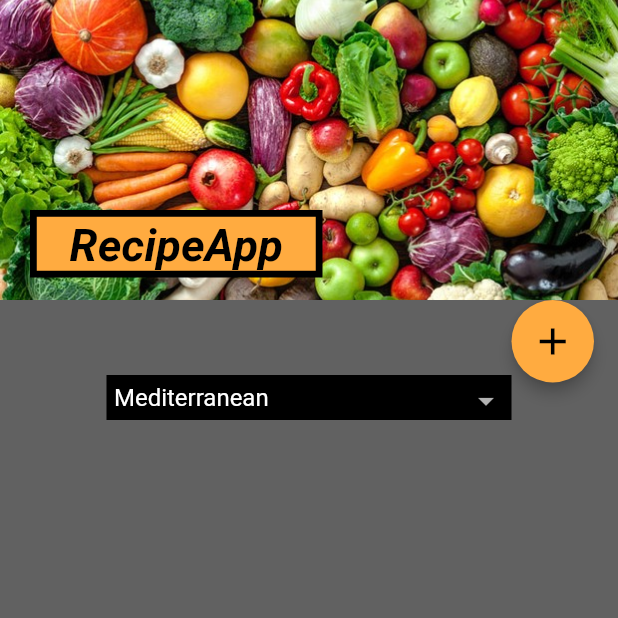
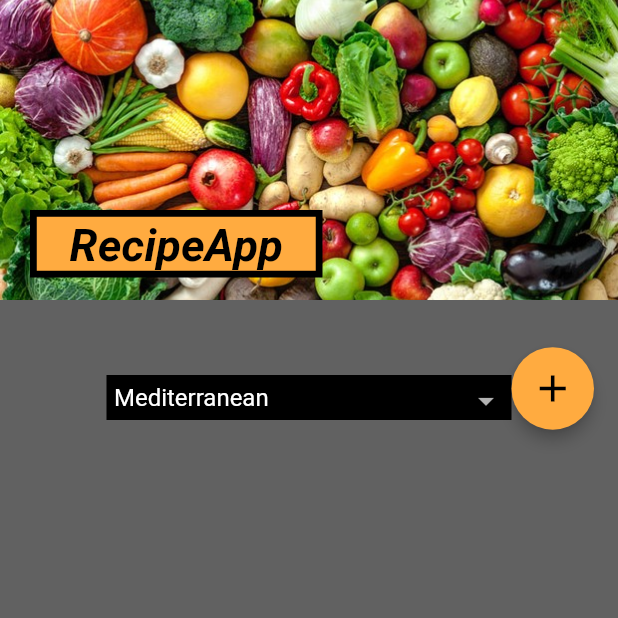
Before and after one commit to sueyz/recipe_app, a Flutter app: the screen it shows after launch, on a phone screen of 412 x 824 dp, the top half of it. Run offline on Flutter 3.47's test engine with Material 2 defaults, Android fonts, the phone set to English and light mode, and no system bars; our stand-ins replace image_picker, shared_preferences, sqflite; accounts and stored records are empty.

Commit message:
[] fixed floating action button

```diff
--- a/lib/src/collapsing_layout.dart
+++ b/lib/src/collapsing_layout.dart
@@ -533,7 +533,7 @@ class _CollapsingLayoutState extends State<CollapsingLayout> {
     } else if (temp == 5) {
       return MediaQuery.of(context).size.height - 115;
     }
-    return MediaQuery.of(context).size.height - 160;
+    return MediaQuery.of(context).size.height/1.29;
   }
 
   MaterialAccentColor getPos(pos) {
--- a/lib/src/sliver_fab.dart
+++ b/lib/src/sliver_fab.dart
@@ -53,7 +53,7 @@ class SliverFabState extends State<SliverContainer> {
   Widget _buildFab() {
     // final topMarginAdjustVal =
     //     Theme.of(context).platform == TargetPlatform.iOS ? 12.0 : -4.0;
-    final double defaultTopMargin = widget.expandedHeight;
+    final double defaultTopMargin = MediaQuery.of(context).size.height/3.56;
 
     double top = defaultTopMargin;
     double scale = 1.0;
@@ -68,10 +68,10 @@ class SliverFabState extends State<SliverContainer> {
         opacity = 1;
       }
 
-      if (offset < defaultTopMargin - widget.topScalingEdge) {
+      if (offset < widget.expandedHeight - widget.topScalingEdge) {
         scale = 1.0;
-      } else if (offset < defaultTopMargin - widget.topScalingEdge / 2) {
-        scale = (defaultTopMargin - widget.topScalingEdge / 2 - offset) /
+      } else if (offset < widget.expandedHeight - widget.topScalingEdge / 2) {
+        scale = (widget.expandedHeight - widget.topScalingEdge / 2 - offset) /
             (widget.topScalingEdge / 2);
       } else {
         scale = 0.0;
```
